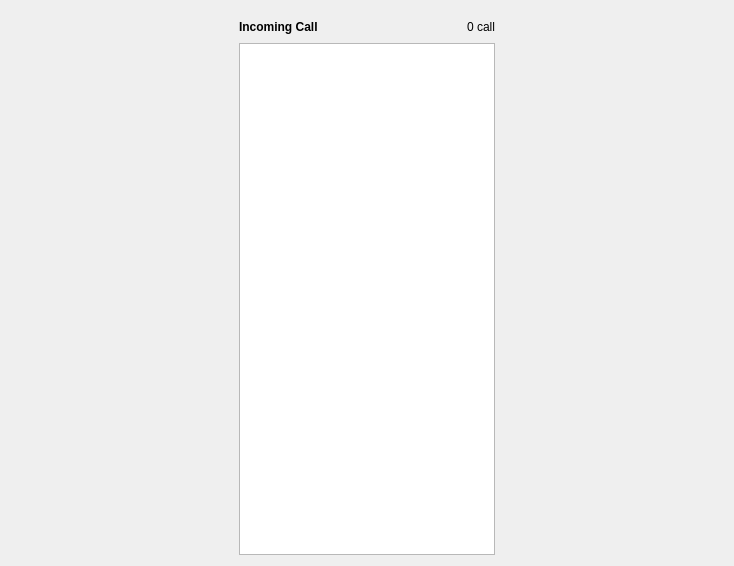
This is xivoclient/src/xlets/switchboard/switchboard.ui in wazo-platform/wazo-client-qt as Qt 5 draws it before an edit. The edited form follows.
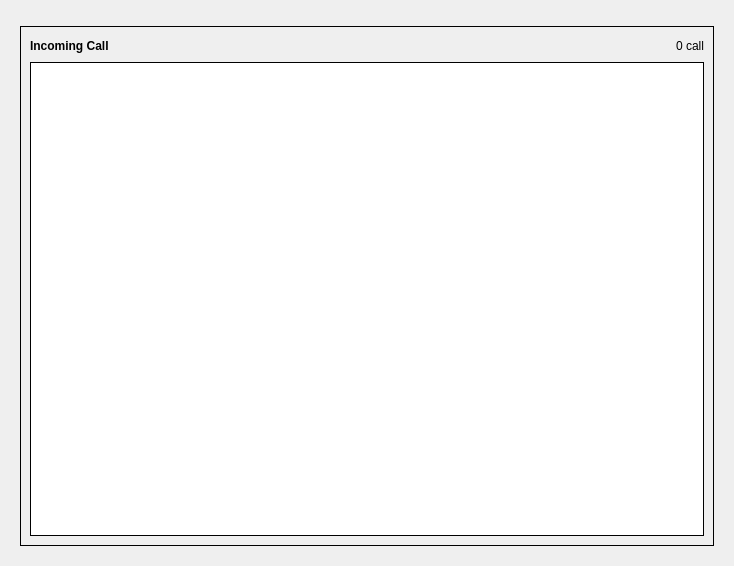
This is the edited form. Custom widgets are drawn as their Qt base class.

Patch:
```diff
--- a/xivoclient/src/xlets/switchboard/switchboard.ui
+++ b/xivoclient/src/xlets/switchboard/switchboard.ui
@@ -18,21 +18,16 @@
     <widget class="QWidget" name="current_call_widget" native="true"/>
    </item>
    <item>
-    <layout class="QHBoxLayout" name="horizontalLayout_2">
+    <widget class="QWidget" name="" native="true">
+     <layout class="QVBoxLayout" name="verticalLayout">
      <item>
-      <spacer name="horizontalSpacer_2">
-       <property name="orientation">
-        <enum>Qt::Horizontal</enum>
-       </property>
-       <property name="sizeHint" stdset="0">
-        <size>
-         <width>40</width>
-         <height>20</height>
-        </size>
-       </property>
-      </spacer>
-     </item>
-     <item>
+       <widget class="QFrame" name="frame">
+        <property name="frameShape">
+         <enum>QFrame::Box</enum>
+        </property>
+        <property name="frameShadow">
+         <enum>QFrame::Plain</enum>
+        </property>
       <layout class="QVBoxLayout" name="verticalLayout_3">
        <item>
         <layout class="QHBoxLayout" name="horizontalLayout">
@@ -82,27 +77,22 @@
          <property name="styleSheet">
           <string notr="true"/>
          </property>
+           <property name="frameShape">
+            <enum>QFrame::Box</enum>
+           </property>
+           <property name="frameShadow">
+            <enum>QFrame::Plain</enum>
+           </property>
          <property name="horizontalScrollBarPolicy">
           <enum>Qt::ScrollBarAsNeeded</enum>
          </property>
         </widget>
        </item>
       </layout>
-     </item>
-     <item>
-      <spacer name="horizontalSpacer_3">
-       <property name="orientation">
-        <enum>Qt::Horizontal</enum>
-       </property>
-       <property name="sizeHint" stdset="0">
-        <size>
-         <width>40</width>
-         <height>20</height>
-        </size>
-       </property>
-      </spacer>
-     </item>
-    </layout>
+       </widget>
+      </item>
+     </layout>
+    </widget>
    </item>
   </layout>
  </widget>
```
Left out of the diff: 4 changed lines with no effect on the pictures. Lines whose indentation alone changed are shown as unchanged.
